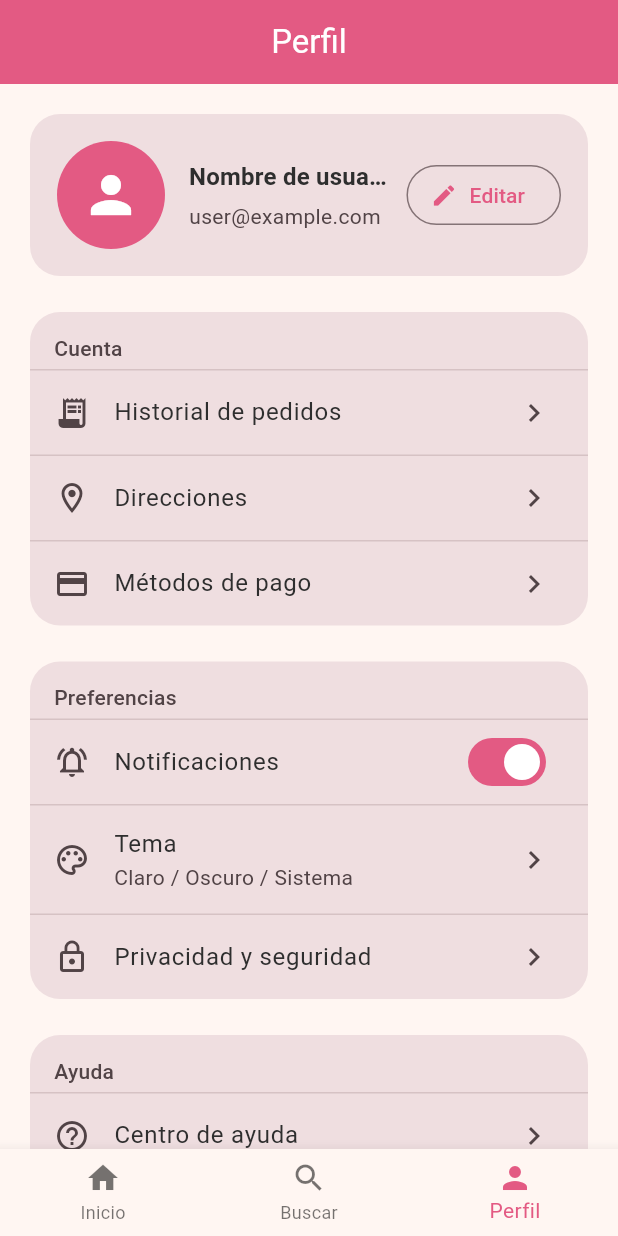
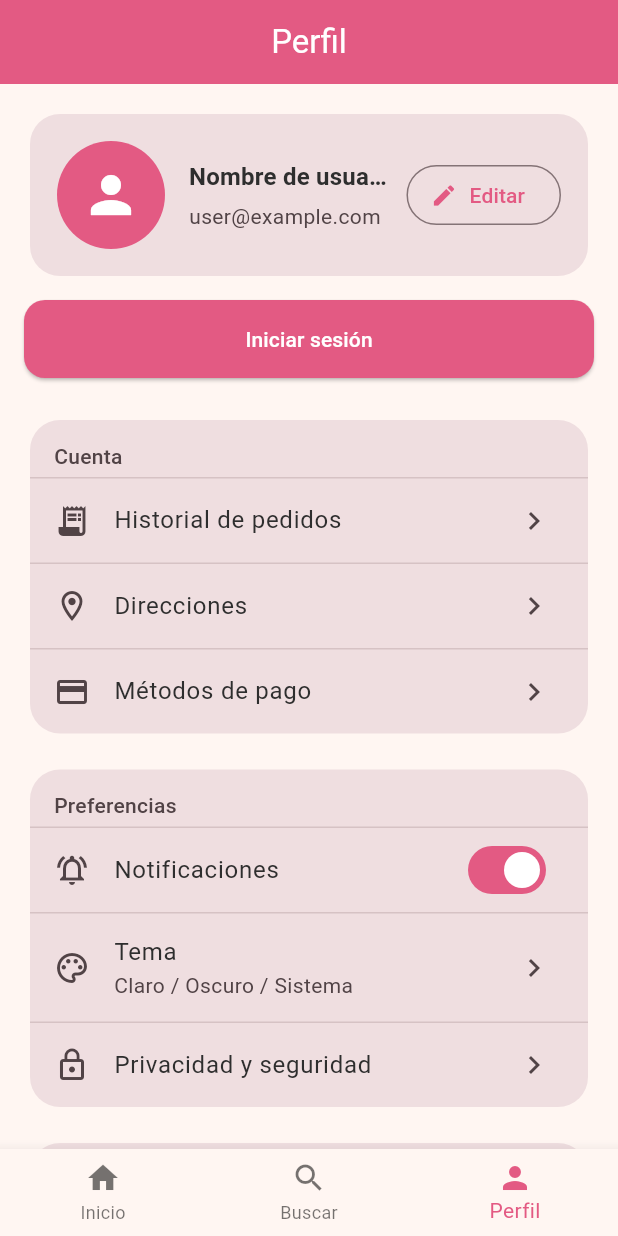
Before and after one commit to PaulaOramas/delirioApp, a Flutter app: the screen it shows after launch, item 3 of the bottom bar chosen, on a phone screen of 412 x 824 dp. Run offline on Flutter 3.47's test engine with Material 3 defaults, Android fonts, the phone set to English and light mode, and no system bars; our stand-ins replace flutter_dotenv, image_picker, shared_preferences; missing offline and left inert: jwt_decode; accounts and stored records are empty; network calls fail.

Commit message:
ya obtiene perfil de la api

```diff
--- /dev/null
+++ b/lib/models/cliente_perfil.dart
@@ -0,0 +1,59 @@
+// lib/models/cliente_perfil.dart
+class ClientePerfil {
+  final String nombre;
+  final String apellido;
+  final String cedula;
+  final String correo;
+  final String telefono;
+  final String usuario;
+  final String? foto;
+  final String? direccion;
+
+  ClientePerfil({
+    required this.nombre,
+    required this.apellido,
+    required this.cedula,
+    required this.correo,
+    required this.telefono,
+    required this.usuario,
+    this.foto,
+    this.direccion,
+  });
+
+  String get nombreCompleto => '$nombre $apellido'.trim();
+
+  /// Mapea exactamente el JSON que compartiste:
+  /// {
+  ///   "Nombre": "Paula",
+  ///   "Apellido": "O",
+  ///   "Cedula": "17517",
+  ///   "Correo": "paula@gmail.com",
+  ///   "Telefono": "09881",
+  ///   "Usuario": "pau",
+  ///   "Foto": "...",          // opcional
+  ///   "Direccion": "..."      // opcional
+  /// }
+  factory ClientePerfil.fromJson(Map<String, dynamic> json) {
+    return ClientePerfil(
+      nombre:   (json['Nombre'] ?? '').toString(),
+      apellido: (json['Apellido'] ?? '').toString(),
+      cedula:   (json['Cedula'] ?? '').toString(),
+      correo:   (json['Correo'] ?? '').toString(),
+      telefono: (json['Telefono'] ?? '').toString(),
+      usuario:  (json['Usuario'] ?? '').toString(),
+      foto:     json['Foto']?.toString(),
+      direccion:json['Direccion']?.toString(),
+    );
+  }
+
+  Map<String, dynamic> toJson() => {
+    'Nombre': nombre,
+    'Apellido': apellido,
+    'Cedula': cedula,
+    'Correo': correo,
+    'Telefono': telefono,
+    'Usuario': usuario,
+    if (foto != null) 'Foto': foto,
+    if (direccion != null) 'Direccion': direccion,
+  };
+}
--- a/lib/screens/dashboard_screen.dart
+++ b/lib/screens/dashboard_screen.dart
@@ -137,7 +137,7 @@ class _DashboardScreenState extends State<DashboardScreen> {
     }
 
     return Scaffold(
-      appBar: AppBar(title: const Text('DeLirio')),
+      appBar: AppBar(title: const Text('Estatus')),
       floatingActionButton: FloatingActionButton.extended(
         onPressed: () {
           Navigator.of(context)
--- a/lib/screens/profile_screen.dart
+++ b/lib/screens/profile_screen.dart
@@ -1,21 +1,38 @@
+// lib/screens/profile_screen.dart
 import 'package:flutter/material.dart';
 import 'package:delirio_app/theme.dart';
 import 'package:delirio_app/services/auth_service.dart';
 import 'package:delirio_app/screens/login_screen.dart';
 
-class ProfileScreen extends StatelessWidget {
+// API y modelo
+import 'package:delirio_app/services/cliente_api.dart';
+import 'package:delirio_app/models/cliente_perfil.dart';
+
+// NOTA: themeController debe exportarse desde lib/theme.dart
+
+class ProfileScreen extends StatefulWidget {
   const ProfileScreen({super.key});
 
+  @override
+  State<ProfileScreen> createState() => _ProfileScreenState();
+}
+
+class _ProfileScreenState extends State<ProfileScreen> {
   @override
   Widget build(BuildContext context) {
     final theme = Theme.of(context);
     final auth = AuthService.instance;
     final claims = auth.claims;
 
-    // Obtener datos del usuario desde claims
-    final displayName = claims?['nombre'] ?? 'Nombre de usuario';
-    final email = claims?['email'] ?? 'user@example.com';
-    final photoUrl = claims?['foto']; // puede ser null
+    // 1) ID robusto desde claims (evita nulos por claves distintas)
+    final userId = _extractUserId(claims);
+
+    // 2) Placeholders inmediatos desde claims
+    final displayNameFromClaims = (claims?['nombre'] ?? claims?['Nombre'] ?? 'Nombre de usuario').toString();
+    final emailFromClaims = (claims?['email'] ?? claims?['Correo'] ?? 'user@example.com').toString();
+    final photoFromClaims = (claims?['foto'] ?? claims?['Foto'])?.toString();
+
+    final loggedIn = auth.isLoggedIn();
 
     return Scaffold(
       appBar: AppBar(
@@ -29,18 +46,81 @@ class ProfileScreen extends StatelessWidget {
           child: Column(
             crossAxisAlignment: CrossAxisAlignment.stretch,
             children: [
+              if (loggedIn && userId != null)
+                FutureBuilder<ClientePerfil>(
+                  future: ClienteApi.getPerfilById(userId),
+                  builder: (context, snapshot) {
+                    // Defaults (claims) mientras carga o si falla
+                    var name = displayNameFromClaims;
+                    var email = emailFromClaims;
+                    var photo = photoFromClaims;
+
+                    if (snapshot.connectionState == ConnectionState.waiting) {
+                      return Column(
+                        children: [
                           _ProfileHeader(
-                name: displayName,
+                            name: name,
                             email: email,
-                photoUrl: photoUrl,
-                onEdit: () {
-                  // TODO: Navegar a EditarPerfil
+                            photoUrl: photo,
+                            onEdit: _onEditTap,
+                          ),
+                          const SizedBox(height: 8),
+                          const LinearProgressIndicator(),
+                        ],
+                      );
+                    }
+
+                    if (snapshot.hasError) {
+                      // aviso suave si falla
+                      WidgetsBinding.instance.addPostFrameCallback((_) {
+                        if (context.mounted) {
                           ScaffoldMessenger.of(context).showSnackBar(
-                    const SnackBar(content: Text('Próximamente: Editar perfil')),
+                            SnackBar(content: Text('No se pudo cargar el perfil: ${snapshot.error}')),
+                          );
+                        }
+                      });
+                    }
+
+                    if (snapshot.hasData) {
+                      final p = snapshot.data!;
+                      if (p.nombreCompleto.isNotEmpty) name = p.nombreCompleto;
+                      if (p.correo.isNotEmpty) email = p.correo;
+                      if ((p.foto ?? '').toString().isNotEmpty) photo = p.foto;
+                    }
+
+                    return _ProfileHeader(
+                      name: name,
+                      email: email,
+                      photoUrl: photo,
+                      onEdit: _onEditTap,
                     );
                   },
+                )
+              else ...[
+                _ProfileHeader(
+                  name: displayNameFromClaims,
+                  email: emailFromClaims,
+                  photoUrl: photoFromClaims,
+                  onEdit: _onEditTap,
                 ),
+                const SizedBox(height: 12),
+                Center(
+                  child: ElevatedButton(
+                    onPressed: () {
+                      Navigator.of(context)
+                          .push(MaterialPageRoute(builder: (_) => const LoginScreen(replaceWithMainOnSuccess: false)))
+                          .then((_) {
+                        if (AuthService.instance.isLoggedIn() && mounted) setState(() {});
+                      });
+                    },
+                    child: const Text('Iniciar sesión'),
+                  ),
+                ),
+                const SizedBox(height: 8),
+              ],
+
               const SizedBox(height: 16),
+
               _SectionCard(
                 title: 'Cuenta',
                 tiles: [
@@ -48,29 +128,25 @@ class ProfileScreen extends StatelessWidget {
                     leading: const Icon(Icons.receipt_long),
                     title: const Text('Historial de pedidos'),
                     trailing: const Icon(Icons.chevron_right),
-                    onTap: () {
-                      // TODO: Navegar a historial
-                    },
+                    onTap: () {},
                   ),
                   ListTile(
                     leading: const Icon(Icons.location_on_outlined),
                     title: const Text('Direcciones'),
                     trailing: const Icon(Icons.chevron_right),
-                    onTap: () {
-                      // TODO: Navegar a direcciones
-                    },
+                    onTap: () {},
                   ),
                   ListTile(
                     leading: const Icon(Icons.credit_card),
                     title: const Text('Métodos de pago'),
                     trailing: const Icon(Icons.chevron_right),
-                    onTap: () {
-                      // TODO: Navegar a pagos
-                    },
+                    onTap: () {},
                   ),
                 ],
               ),
+
               const SizedBox(height: 16),
+
               _SectionCard(
                 title: 'Preferencias',
                 tiles: [
@@ -78,9 +154,7 @@ class ProfileScreen extends StatelessWidget {
                     secondary: const Icon(Icons.notifications_active_outlined),
                     title: const Text('Notificaciones'),
                     value: true, // TODO: enlazar a tu estado
-                    onChanged: (v) {
-                      // TODO: guardar preferencia
-                    },
+                    onChanged: (v) {},
                   ),
                   ListTile(
                     leading: const Icon(Icons.palette_outlined),
@@ -109,7 +183,7 @@ class ProfileScreen extends StatelessWidget {
                         ),
                       );
                       if (result != null) {
-                        themeController.setMode(result);
+                        themeController.setMode(result); // provisto por tu app
                       }
                     },
                   ),
@@ -117,13 +191,13 @@ class ProfileScreen extends StatelessWidget {
                     leading: const Icon(Icons.lock_outline),
                     title: const Text('Privacidad y seguridad'),
                     trailing: const Icon(Icons.chevron_right),
-                    onTap: () {
-                      // TODO: Navegar a privacidad
-                    },
+                    onTap: () {},
                   ),
                 ],
               ),
+
               const SizedBox(height: 16),
+
               _SectionCard(
                 title: 'Ayuda',
                 tiles: [
@@ -131,20 +205,17 @@ class ProfileScreen extends StatelessWidget {
                     leading: const Icon(Icons.help_outline),
                     title: const Text('Centro de ayuda'),
                     trailing: const Icon(Icons.chevron_right),
-                    onTap: () {
-                      // TODO: Navegar a ayuda
-                    },
+                    onTap: () {},
                   ),
                   ListTile(
                     leading: const Icon(Icons.description_outlined),
                     title: const Text('Términos y condiciones'),
                     trailing: const Icon(Icons.chevron_right),
-                    onTap: () {
-                      // TODO: abrir términos
-                    },
+                    onTap: () {},
                   ),
                 ],
               ),
+
               const SizedBox(height: 24),
               OutlinedButton.icon(
                 style: OutlinedButton.styleFrom(
@@ -161,6 +232,25 @@ class ProfileScreen extends StatelessWidget {
         ),
       ),
     );
+  }
+
+  void _onEditTap() {
+    ScaffoldMessenger.of(context).showSnackBar(
+      const SnackBar(content: Text('Próximamente: Editar perfil')),
+    );
+  }
+
+  int? _extractUserId(Map<String, dynamic>? claims) {
+    if (claims == null) return null;
+    final candidates = ['id', 'Id', 'userId', 'UserId', 'nameid', 'nameId', 'sub'];
+    for (final k in candidates) {
+      final v = claims[k];
+      if (v == null) continue;
+      if (v is int) return v;
+      final parsed = int.tryParse(v.toString());
+      if (parsed != null) return parsed;
+    }
+    return null;
   }
 
   Future<void> _confirmLogout(BuildContext context) async {
@@ -183,16 +273,9 @@ class ProfileScreen extends StatelessWidget {
             children: [
               const Icon(Icons.logout, size: 36),
               const SizedBox(height: 12),
-              Text(
-                '¿Cerrar sesión?',
-                style: theme.textTheme.titleLarge,
-                textAlign: TextAlign.center,
-              ),
+              Text('¿Cerrar sesión?', style: theme.textTheme.titleLarge, textAlign: TextAlign.center),
               const SizedBox(height: 8),
-              const Text(
-                'Tendrás que iniciar sesión nuevamente para continuar.',
-                textAlign: TextAlign.center,
-              ),
+              const Text('Tendrás que iniciar sesión nuevamente para continuar.', textAlign: TextAlign.center),
               const SizedBox(height: 16),
               Row(
                 children: [
@@ -231,6 +314,8 @@ class ProfileScreen extends StatelessWidget {
     }
   }
 }
+
+// ====== UI helpers ======
 
 class _ProfileHeader extends StatelessWidget {
   final String name;
@@ -277,19 +362,21 @@ class _ProfileHeader extends StatelessWidget {
               child: Column(
                 crossAxisAlignment: CrossAxisAlignment.start,
                 children: [
-                  Text(name,
-                      style: theme.textTheme.titleMedium?.copyWith(
-                        fontWeight: FontWeight.w700,
+                  Text(
+                    name,
+                    style: theme.textTheme.titleMedium?.copyWith(fontWeight: FontWeight.w700),
+                    maxLines: 1,
+                    overflow: TextOverflow.ellipsis,
                   ),
-                      maxLines: 1,
-                      overflow: TextOverflow.ellipsis),
                   const SizedBox(height: 4),
-                  Text(email,
+                  Text(
+                    email,
                     style: theme.textTheme.bodyMedium?.copyWith(
                       color: theme.colorScheme.onSurfaceVariant,
                     ),
                     maxLines: 1,
-                      overflow: TextOverflow.ellipsis),
+                    overflow: TextOverflow.ellipsis,
+                  ),
                 ],
               ),
             ),
@@ -351,4 +438,3 @@ class _SectionCard extends StatelessWidget {
     return list;
   }
 }
-}
```
Also changed, not shown: lib/services/cliente_api.dart (added, +69 -0 lines). Lines whose indentation alone changed are shown as unchanged.
